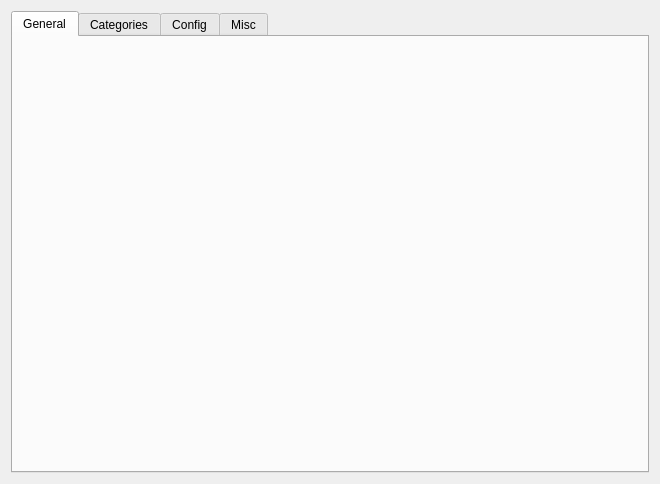
Above: src/ui/settings.ui from amogorkon/watnu before the change. Below: the same form after it.
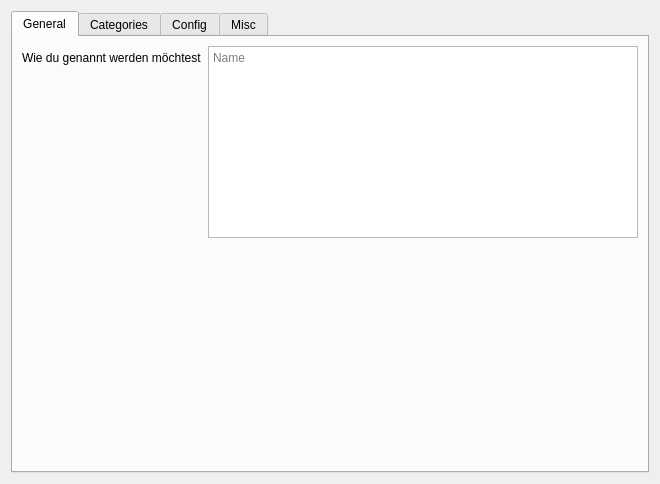
That is the form after the change.

Patch:
```diff
--- a/src/ui/settings.ui
+++ b/src/ui/settings.ui
@@ -23,6 +23,51 @@
       <attribute name="title">
        <string>General</string>
       </attribute>
+      <layout class="QGridLayout" name="gridLayout_3">
+       <item row="0" column="0">
+        <layout class="QFormLayout" name="formLayout_2">
+         <item row="1" column="1">
+          <widget class="QPlainTextEdit" name="call_name_edit">
+           <property name="sizePolicy">
+            <sizepolicy hsizetype="MinimumExpanding" vsizetype="Minimum">
+             <horstretch>0</horstretch>
+             <verstretch>0</verstretch>
+            </sizepolicy>
+           </property>
+           <property name="lineWrapMode">
+            <enum>QPlainTextEdit::NoWrap</enum>
+           </property>
+           <property name="placeholderText">
+            <string>Name</string>
+           </property>
+          </widget>
+         </item>
+         <item row="1" column="0">
+          <widget class="QLabel" name="label_5">
+           <property name="text">
+            <string>Wie du genannt werden möchtest</string>
+           </property>
+          </widget>
+         </item>
+         <item row="3" column="1">
+          <spacer name="verticalSpacer_3">
+           <property name="orientation">
+            <enum>Qt::Vertical</enum>
+           </property>
+           <property name="sizeType">
+            <enum>QSizePolicy::MinimumExpanding</enum>
+           </property>
+           <property name="sizeHint" stdset="0">
+            <size>
+             <width>20</width>
+             <height>40</height>
+            </size>
+           </property>
+          </spacer>
+         </item>
+        </layout>
+       </item>
+      </layout>
      </widget>
      <widget class="QWidget" name="tab_categories">
       <attribute name="title">
```
Left out of the diff: 2 changed lines with no effect on the pictures.
